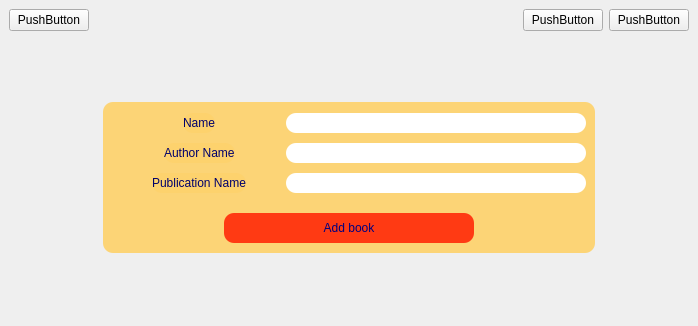
Above: addform.ui from fatemebd/Library before the change. Below: the same form after it.
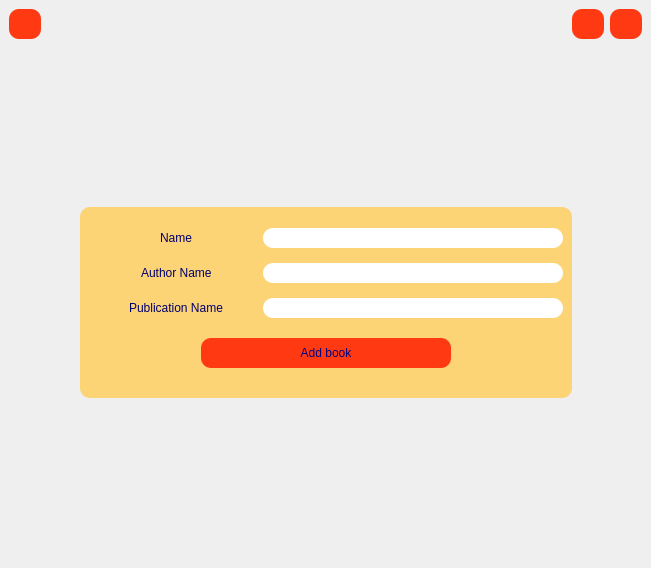
That is the form after the change. Icons and pictures are not drawn.

Diff of the .ui file:
```diff
--- a/addform.ui
+++ b/addform.ui
@@ -6,13 +6,33 @@
    <rect>
     <x>0</x>
     <y>0</y>
-    <width>698</width>
-    <height>326</height>
+    <width>651</width>
+    <height>568</height>
    </rect>
   </property>
+  <property name="minimumSize">
+   <size>
+    <width>651</width>
+    <height>568</height>
+   </size>
+  </property>
   <property name="windowTitle">
    <string>MainWindow</string>
   </property>
+  <property name="styleSheet">
+   <string notr="true">#addform
+{
+border-image :  url(:/images/images/2995229_orig.jpg)
+}
+QPushButton
+{
+background-color:rgb(255, 58, 19);
+border-radius : 10px;
+}
+QPushButton:hover{
+background-color: rgb(249, 255, 198);
+}</string>
+  </property>
   <widget class="QWidget" name="centralwidget">
    <layout class="QVBoxLayout" name="verticalLayout">
     <item>
@@ -21,9 +41,15 @@
        <number>0</number>
       </property>
       <item>
-       <widget class="QPushButton" name="pushButton_3">
+       <widget class="QPushButton" name="back">
+        <property name="minimumSize">
+         <size>
+          <width>30</width>
+          <height>30</height>
+         </size>
+        </property>
         <property name="text">
-         <string>PushButton</string>
+         <string/>
         </property>
        </widget>
       </item>
@@ -42,15 +68,27 @@
       </item>
       <item>
        <widget class="QPushButton" name="pushButton_2">
+        <property name="minimumSize">
+         <size>
+          <width>30</width>
+          <height>30</height>
+         </size>
+        </property>
         <property name="text">
-         <string>PushButton</string>
+         <string/>
         </property>
        </widget>
       </item>
       <item>
-       <widget class="QPushButton" name="pushButton">
+       <widget class="QPushButton" name="close">
+        <property name="minimumSize">
+         <size>
+          <width>30</width>
+          <height>30</height>
+         </size>
+        </property>
         <property name="text">
-         <string>PushButton</string>
+         <string/>
         </property>
        </widget>
       </item>
@@ -64,7 +102,7 @@
       <property name="sizeHint" stdset="0">
        <size>
         <width>20</width>
-        <height>34</height>
+        <height>147</height>
        </size>
       </property>
      </spacer>
@@ -72,10 +110,10 @@
     <item>
      <layout class="QHBoxLayout" name="horizontalLayout_2">
       <property name="topMargin">
-       <number>20</number>
+       <number>0</number>
       </property>
       <property name="bottomMargin">
-       <number>20</number>
+       <number>0</number>
       </property>
       <item>
        <spacer name="horizontalSpacer_5">
@@ -115,7 +153,7 @@
 }
 QLabel
 {
-background-color: rgba(255, 205, 88,0.3);
+background-color: rgba(255, 205, 88,0);
 color:rgb(0, 0, 107);
 }
 </string>
@@ -138,7 +176,7 @@
            <property name="sizeHint" stdset="0">
             <size>
              <width>20</width>
-             <height>10</height>
+             <height>20</height>
             </size>
            </property>
           </spacer>
@@ -201,7 +239,7 @@
            <property name="sizeHint" stdset="0">
             <size>
              <width>20</width>
-             <height>10</height>
+             <height>15</height>
             </size>
            </property>
           </spacer>
@@ -264,7 +302,7 @@
            <property name="sizeHint" stdset="0">
             <size>
              <width>20</width>
-             <height>10</height>
+             <height>15</height>
             </size>
            </property>
           </spacer>
@@ -378,6 +416,19 @@
            </item>
           </layout>
          </item>
+         <item>
+          <spacer name="verticalSpacer_7">
+           <property name="orientation">
+            <enum>Qt::Vertical</enum>
+           </property>
+           <property name="sizeHint" stdset="0">
+            <size>
+             <width>20</width>
+             <height>20</height>
+            </size>
+           </property>
+          </spacer>
+         </item>
         </layout>
        </widget>
       </item>
@@ -404,7 +455,7 @@
       <property name="sizeHint" stdset="0">
        <size>
         <width>20</width>
-        <height>34</height>
+        <height>146</height>
        </size>
       </property>
      </spacer>
```
